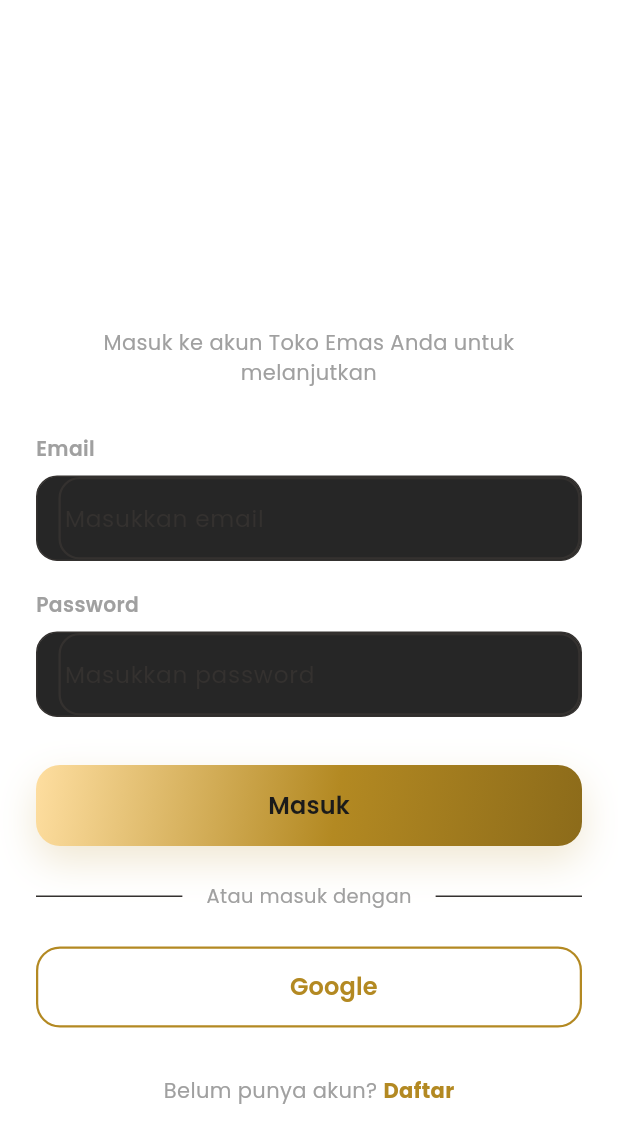
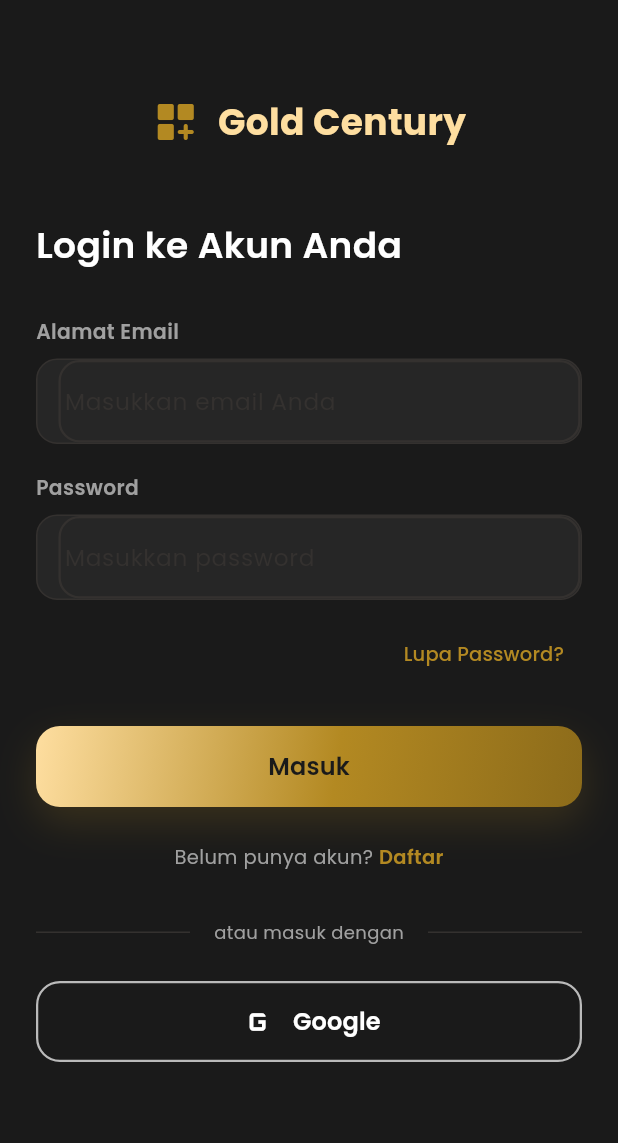
Before and after one commit to Fajri2301/uts_1123150166_tokoemasdigital, a Flutter app: the screen it shows after launch, on a phone screen of 412 x 824 dp. Shown: the top 1143 px of the screen. Run offline on Flutter 3.47's test engine with Material 3 defaults, Android fonts, the phone set to English and light mode, and no system bars; our stand-ins replace cloud_firestore, dio, firebase_auth, firebase_core, firebase_messaging, google_fonts and 3 more; accounts and stored records are empty.

Commit message:
fajri: merombak UI login menjadi tema gold century

```diff
--- a/lib/features/auth/presentation/login_screen.dart
+++ b/lib/features/auth/presentation/login_screen.dart
@@ -6,7 +6,6 @@
 import 'package:toko_emas_digital/features/auth/presentation/register_screen.dart';
 import 'package:toko_emas_digital/common/widgets/app_field.dart';
 import 'package:toko_emas_digital/common/widgets/app_button.dart';
-import 'package:toko_emas_digital/common/widgets/app_logo.dart';
 import 'package:toko_emas_digital/core/constants/app_colors.dart';
 import 'package:toko_emas_digital/core/utils/app_validator.dart';
 
@@ -106,7 +105,7 @@
   @override
   Widget build(BuildContext context) {
     return Scaffold(
-      backgroundColor: Colors.white,
+      backgroundColor: AppColors.bg,
       body: SafeArea(
         child: SingleChildScrollView(
           padding: const EdgeInsets.all(24),
@@ -116,26 +115,31 @@
               crossAxisAlignment: CrossAxisAlignment.stretch,
               children: [
                 const SizedBox(height: 40),
-                const AppLogo(size: 80, light: true),
-                const SizedBox(height: 32),
+                Row(
+                  mainAxisAlignment: MainAxisAlignment.center,
+                  children: [
+                    Icon(Icons.dashboard_customize_rounded, color: AppColors.primaryGold, size: 32),
+                    const SizedBox(width: 12),
+                    const Text(
+                      'Gold Century',
+                      style: TextStyle(
+                        fontFamily: 'Poppins',
+                        fontSize: 24,
+                        fontWeight: FontWeight.w700,
+                        color: AppColors.primaryLightGold,
+                      ),
+                    ),
+                  ],
+                ),
+                const SizedBox(height: 48),
                 const Text(
-                  'Selamat Datang',
+                  'Login ke Akun Anda',
                   style: TextStyle(
+                    fontFamily: 'Poppins',
                     fontSize: 24,
-                    fontWeight: FontWeight.w800,
-                    color: AppColors.ink,
-                    letterSpacing: -0.5,
+                    fontWeight: FontWeight.w600,
+                    color: AppColors.textPrimary,
                   ),
-                  textAlign: TextAlign.center,
-                ),
-                const SizedBox(height: 8),
-                const Text(
-                  'Masuk ke akun Toko Emas Anda untuk melanjutkan',
-                  style: TextStyle(
-                    fontSize: 14,
-                    color: AppColors.slate500,
-                  ),
-                  textAlign: TextAlign.center,
                 ),
                 const SizedBox(height: 32),
 
@@ -150,14 +154,14 @@
                     ),
                     child: Text(
                       _errorMessage!,
-                      style: const TextStyle(color: AppColors.red, fontWeight: FontWeight.w600),
+                      style: const TextStyle(color: AppColors.red, fontWeight: FontWeight.w600, fontFamily: 'Poppins'),
                       textAlign: TextAlign.center,
                     ),
                   ),
 
                 AppField(
-                  label: 'Email',
-                  placeholder: 'Masukkan email',
+                  label: 'Alamat Email',
+                  placeholder: 'Masukkan email Anda',
                   controller: _emailController,
                   keyboardType: TextInputType.emailAddress,
                   validator: (value) {
@@ -178,7 +182,23 @@
                     return null;
                   },
                 ),
-                const SizedBox(height: 32),
+                const SizedBox(height: 12),
+                Align(
+                  alignment: Alignment.centerRight,
+                  child: TextButton(
+                    onPressed: () {},
+                    child: const Text(
+                      'Lupa Password?',
+                      style: TextStyle(
+                        fontFamily: 'Poppins',
+                        color: AppColors.primaryGold,
+                        fontSize: 13,
+                        fontWeight: FontWeight.w500,
+                      ),
+                    ),
+                  ),
+                ),
+                const SizedBox(height: 24),
 
                 AppButton(
                   label: 'Masuk',
@@ -189,35 +209,11 @@
                 const SizedBox(height: 24),
 
                 Row(
-                  children: [
-                    const Expanded(child: Divider(color: AppColors.line)),
-                    Padding(
-                      padding: const EdgeInsets.symmetric(horizontal: 16),
-                      child: const Text(
-                        'Atau masuk dengan',
-                        style: TextStyle(color: AppColors.slate500, fontSize: 13),
-                      ),
-                    ),
-                    const Expanded(child: Divider(color: AppColors.line)),
-                  ],
-                ),
-                const SizedBox(height: 24),
-
-                AppButton(
-                  label: 'Google',
-                  onPressed: _isLoading ? () {} : _handleGoogleLogin,
-                  variant: AppButtonVariant.outline,
-                  icon: const Icon(Icons.g_mobiledata),
-                ),
-
-                const SizedBox(height: 32),
-
-                Row(
                   mainAxisAlignment: MainAxisAlignment.center,
                   children: [
                     const Text(
                       'Belum punya akun? ',
-                      style: TextStyle(color: AppColors.slate500),
+                      style: TextStyle(color: AppColors.textSecondary, fontFamily: 'Poppins', fontSize: 13),
                     ),
                     GestureDetector(
                       onTap: () {
@@ -228,12 +224,38 @@
                       child: const Text(
                         'Daftar',
                         style: TextStyle(
-                          color: AppColors.primary,
-                          fontWeight: FontWeight.w700,
+                          color: AppColors.primaryGold,
+                          fontFamily: 'Poppins',
+                          fontSize: 13,
+                          fontWeight: FontWeight.w600,
                         ),
                       ),
                     ),
                   ],
+                ),
+
+                const SizedBox(height: 32),
+
+                Row(
+                  children: [
+                    const Expanded(child: Divider(color: AppColors.darkGray)),
+                    Padding(
+                      padding: const EdgeInsets.symmetric(horizontal: 16),
+                      child: const Text(
+                        'atau masuk dengan',
+                        style: TextStyle(color: AppColors.textSecondary, fontFamily: 'Poppins', fontSize: 12),
+                      ),
+                    ),
+                    const Expanded(child: Divider(color: AppColors.darkGray)),
+                  ],
+                ),
+                const SizedBox(height: 24),
+
+                AppButton(
+                  label: 'Google',
+                  onPressed: _isLoading ? () {} : _handleGoogleLogin,
+                  variant: AppButtonVariant.outlineWhite,
+                  icon: const Icon(Icons.g_mobiledata, size: 28),
                 ),
               ],
             ),
```
